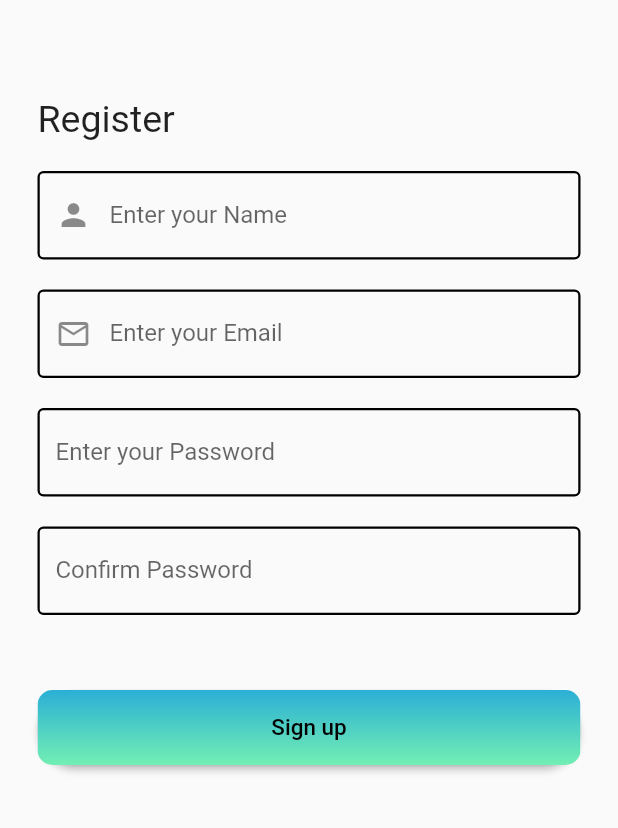
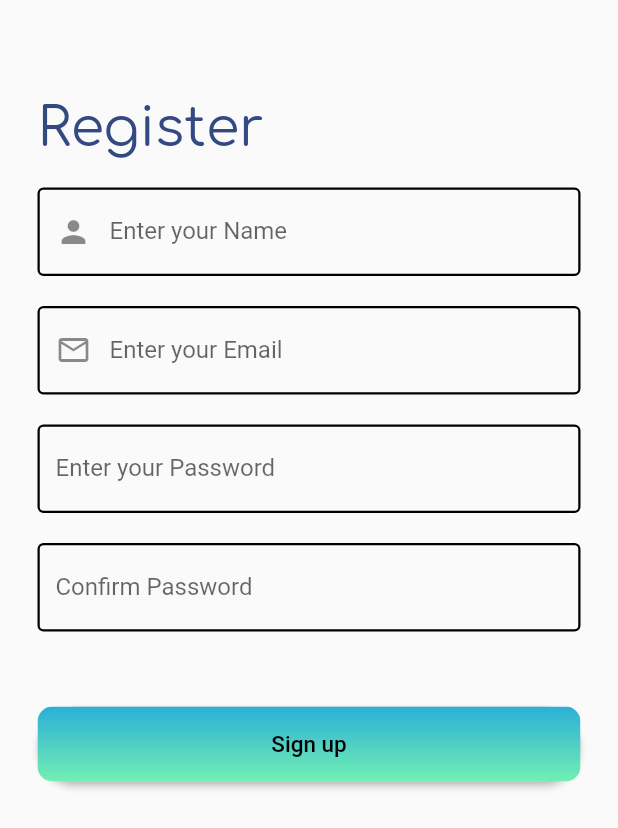
Before and after one commit to R-chard/upkeep, a Flutter app: the SignUp screen opened directly, on a phone screen of 412 x 824 dp. Shown: the top 828 px of the screen. Run offline on Flutter 3.47's test engine with Material 2 defaults, Android fonts, the phone set to English and light mode, and no system bars; our stand-ins replace google_fonts.

Commit message:
Font changed

```diff
--- a/lib/screens/Login/signup.dart
+++ b/lib/screens/Login/signup.dart
@@ -1,4 +1,5 @@
 import 'package:flutter/material.dart';
+import 'package:google_fonts/google_fonts.dart';
 
 import 'login.dart';
 
@@ -25,8 +26,12 @@ class SignUp extends StatelessWidget {
                       alignment: Alignment.centerLeft,
                       child: Text(
                         'Register',
-                        style: TextStyle(
-                          fontSize: 25,
+                        style: GoogleFonts.comfortaa(
+                          textStyle: TextStyle(
+                            color: Color(0xff324982),
+                            fontSize: 36,
+                            fontWeight: FontWeight.w400,
+                          ),
                         ),
                       ),
                     ),
--- a/pubspec.yaml
+++ b/pubspec.yaml
@@ -29,6 +29,8 @@ dependencies:
   # The following adds the Cupertino Icons font to your application.
   # Use with the CupertinoIcons class for iOS style icons.
   cupertino_icons: ^1.0.1
+  google_fonts: ^1.1.1
+
 
 dev_dependencies:
   flutter_test:
```
Also changed, not shown: lib/screens/Login/login.dart (+7 -2 lines), pubspec.lock.
